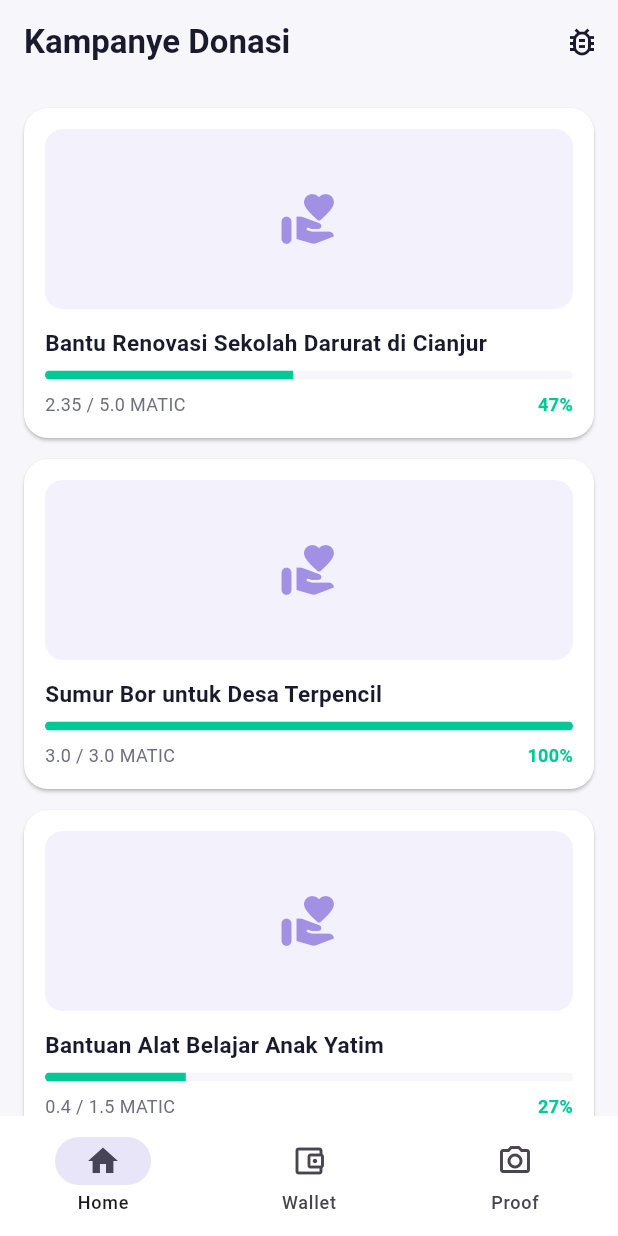
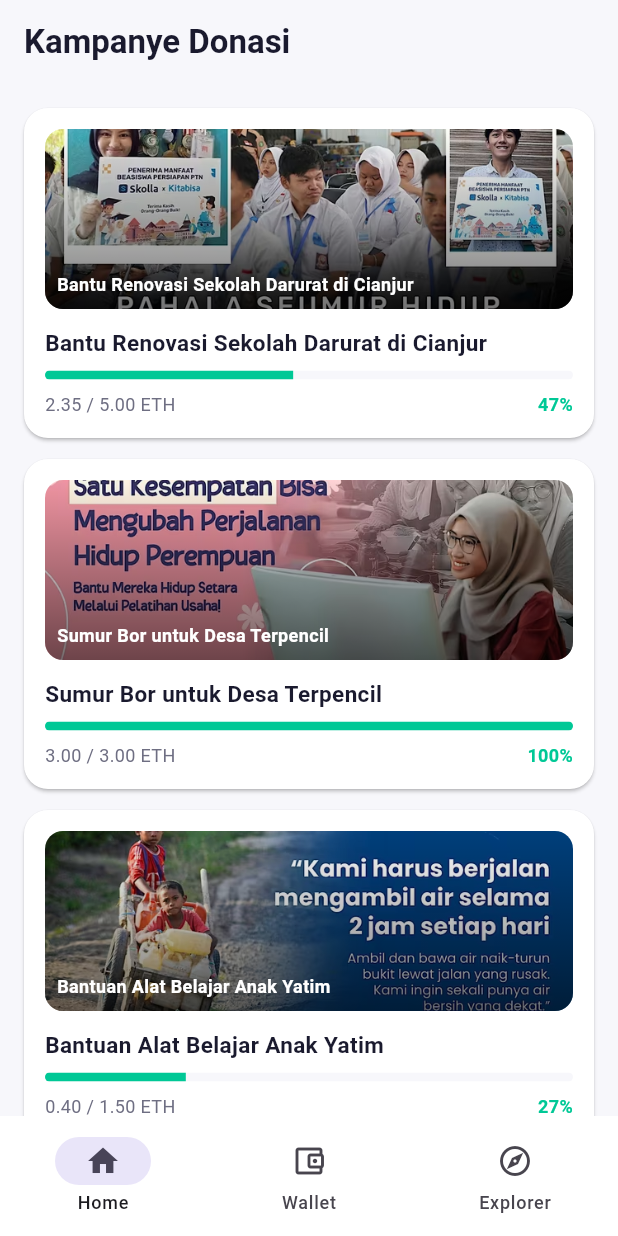
Before and after one commit to JovanVito/decentradonate, a Flutter app: the screen it shows after launch, on a phone screen of 412 x 824 dp. Run offline on Flutter 3.47's test engine with Material 3 defaults, Android fonts, the phone set to English and light mode, and no system bars; our stand-ins replace camera, dartz, flutter_riverpod, flutter_secure_storage, geolocator, go_router and 1 more; missing offline and left inert: bip39, web3dart.

Commit message:
Phase 4A: Explorer tab + 7 enhanced campaigns + transaction history
- Added explorer feature with balance provider and transaction history from blockchain
- Added 7 campaign dummy data with image URLs (assets/images/foto*.png)
- Updated campaign card to display images with gradient overlay and progress percentage
- Added 4th tab (Explorer) to bottom navigation and app router
- Updated app strings and service providers
- Removed debug popup menu from home screen
- Added image package to pubspec.yaml
- Fixed web3dart event query using FilterOptions.events() and contract.event().decodeResults()
- Removed unused imports and fixed deprecated withOpacity warnings

Hardhat local node (chainId=31337, rpcUrl=127.0.0.1:8545) with contract at 0x5FbDB2315678afecb367f032d93F642f64180aa3

```diff
--- a/lib/core/constants/app_strings.dart
+++ b/lib/core/constants/app_strings.dart
@@ -42,6 +42,18 @@ class AppStrings {
   static const gettingLocation = 'Mendapatkan lokasi...';
   static const preparingUpload = 'Menyiapkan unggahan...';
 
+  // Explorer
+  static const explorerTitle = 'Explorer & Saldo';
+  static const walletBalance = 'Saldo Wallet';
+  static const transactionHistory = 'Riwayat Transaksi';
+  static const emptyTransactionTitle = 'Belum Ada Transaksi';
+  static const emptyTransactionSubtitle =
+      'Donasi pertama Anda akan muncul di sini.';
+  static const errorTransactionTitle = 'Gagal Memuat Riwayat';
+  static const addressLabel = 'Alamat';
+  static const walletInfo = 'Ketik wallet untuk melihat saldo';
+  static const explorerBalanceLoading = 'Memuat saldo...';
+
   // Generic states
   static const retry = 'Coba Lagi';
   static const loading = 'Memuat data...';
--- a/lib/core/router/app_router.dart
+++ b/lib/core/router/app_router.dart
@@ -2,6 +2,7 @@ import 'package:go_router/go_router.dart';
 import '../../features/campaign/domain/entities/campaign.dart';
 import '../../features/campaign/presentation/screens/campaign_detail_screen.dart';
 import '../../features/campaign/presentation/screens/home_screen.dart';
+import '../../features/explorer/presentation/screens/explorer_screen.dart';
 import '../../features/proof_of_impact/presentation/screens/upload_proof_screen.dart';
 import '../../features/wallet/presentation/screens/backup_mnemonic_screen.dart';
 import '../../features/wallet/presentation/screens/import_wallet_screen.dart';
@@ -13,8 +14,8 @@ import 'app_shell.dart';
 /// KENAPA go_router (bukan Navigator.push biasa)?
 /// 1. Deep-linking: kalau nanti share link kampanye lewat WhatsApp,
 ///    go_router bisa langsung buka halaman detail yang benar.
-/// 2. StatefulShellRoute menjaga 3 tab utama (Home/Wallet/Proof) punya
-///    bottom nav persisten TANPA kehilangan state saat pindah tab.
+/// 2. StatefulShellRoute menjaga 4 tab utama (Home/Explorer/Wallet/Proof)
+///    punya bottom nav persisten TANPA kehilangan state saat pindah tab.
 /// 3. Type-safe navigation dengan `extra` untuk mengirim object
 ///    (mis. Campaign) antar halaman tanpa refetch.
 final GoRouter appRouter = GoRouter(
@@ -41,14 +42,16 @@ final GoRouter appRouter = GoRouter(
         ]),
         StatefulShellBranch(routes: [
           GoRoute(
+            path: '/explorer',
+            builder: (context, state) => const ExplorerScreen(),
+          ),
+        ]),
+        StatefulShellBranch(routes: [
+          GoRoute(
             path: '/wallet',
             builder: (context, state) => const WalletScreen(),
             routes: [
               GoRoute(
-                // Ditampilkan SEKALI tepat setelah createWallet() sukses.
-                // Mnemonic dikirim lewat `extra` (String), TIDAK PERNAH
-                // disimpan di URL/query param — mencegah kebocoran lewat
-                // deep-link history atau log.
                 path: 'backup',
                 builder: (context, state) => BackupMnemonicScreen(mnemonic: state.extra as String),
               ),
--- a/lib/core/widgets/app_bottom_nav.dart
+++ b/lib/core/widgets/app_bottom_nav.dart
@@ -19,7 +19,7 @@ class AppBottomNav extends StatelessWidget {
       destinations: const [
         NavigationDestination(icon: Icon(Icons.home_outlined), selectedIcon: Icon(Icons.home), label: 'Home'),
         NavigationDestination(icon: Icon(Icons.account_balance_wallet_outlined), selectedIcon: Icon(Icons.account_balance_wallet), label: 'Wallet'),
-        NavigationDestination(icon: Icon(Icons.camera_alt_outlined), selectedIcon: Icon(Icons.camera_alt), label: 'Proof'),
+        NavigationDestination(icon: Icon(Icons.explore_outlined), selectedIcon: Icon(Icons.explore), label: 'Explorer'),
       ],
     );
   }
--- a/lib/features/campaign/domain/entities/campaign.dart
+++ b/lib/features/campaign/domain/entities/campaign.dart
@@ -1,17 +1,11 @@
 /// Entity domain murni — TIDAK tahu apa-apa soal JSON, SQLite, atau blockchain.
-/// Ini representasi "apa itu Campaign" secara konsep, dipakai di seluruh app.
-///
-/// Sengaja plain Dart class (bukan @freezed) di Stage 1 supaya proyek bisa
-/// langsung `flutter run` tanpa build_runner. Model data nyata (dengan
-/// fromJson/fromMap untuk smart contract & sqflite) akan dibuat di Stage 2
-/// sebagai `CampaignModel extends Campaign` di layer data/models.
 class Campaign {
-  final String id; // akan diisi dari on-chain campaign ID (uint256 -> string)
+  final String id;
   final String title;
   final String description;
-  final String organizer; // wallet address pembuat kampanye
-  final double targetAmount; // dalam MATIC
-  final double collectedAmount; // dalam MATIC
+  final String organizer;
+  final double targetAmount;
+  final double collectedAmount;
   final String? imageUrl;
 
   const Campaign({
@@ -48,25 +42,15 @@ class Campaign {
   }
 }
 
-/// Data dummy untuk keperluan demo UI di Stage 1, SEBELUM integrasi
-/// smart contract nyata masuk di Stage 2. Hapus/ganti saat repository
-/// data-layer sudah terhubung ke web3dart.
-///
-/// CATATAN Langkah 2.3: id di sini SENGAJA mulai dari '0' (bukan '1')
-/// supaya selaras dengan indexing array `campaigns` di Solidity yang
-/// juga mulai dari 0. Ini TIDAK berarti otomatis tersinkron dengan
-/// contract asli — kamu tetap harus membuat campaign sungguhan di
-/// contract (lihat blockchain/DEPLOY_GUIDE.md Langkah 7) sebelum
-/// tombol "Donasi Sekarang" di sini benar-benar berhasil on-chain.
 List<Campaign> dummyCampaigns() => const [
       Campaign(
         id: '0',
         title: 'Bantu Renovasi Sekolah Darurat di Cianjur',
-        description:
-            'Dana akan digunakan untuk membeli material bangunan dan upah tukang setempat.',
+        description: 'Dana untuk material bangunan dan upah tukang setempat.',
         organizer: '0xAbC1...9F3d',
         targetAmount: 5,
         collectedAmount: 2.35,
+        imageUrl: 'assets/images/foto1.png',
       ),
       Campaign(
         id: '1',
@@ -75,6 +59,7 @@ List<Campaign> dummyCampaigns() => const [
         organizer: '0x77Ef...11Aa',
         targetAmount: 3,
         collectedAmount: 3,
+        imageUrl: 'assets/images/foto2.png',
       ),
       Campaign(
         id: '2',
@@ -83,5 +68,42 @@ List<Campaign> dummyCampaigns() => const [
         organizer: '0x902C...44Fe',
         targetAmount: 1.5,
         collectedAmount: 0.4,
+        imageUrl: 'assets/images/foto3.png',
+      ),
+      Campaign(
+        id: '3',
+        title: 'Pembangunan Poskesdes Desa Cibitung',
+        description: 'Membangun pos kesehatan desa dengan fasilitas lengkap.',
+        organizer: '0x123A...567B',
+        targetAmount: 10,
+        collectedAmount: 7.5,
+        imageUrl: 'assets/images/foto4.png',
+      ),
+      Campaign(
+        id: '4',
+        title: 'Bantuan Benih Pertanian Petani Lembang',
+        description: 'Pemberian benih unggul untuk meningkatkan hasil panen.',
+        organizer: '0x987C...321D',
+        targetAmount: 7,
+        collectedAmount: 3.2,
+        imageUrl: 'assets/images/foto5.png',
+      ),
+      Campaign(
+        id: '5',
+        title: 'Rumah Ibadah Desa Margahayu',
+        description: 'Pembangunan masjid dengan fasilitas khatam Quran.',
+        organizer: '0xDEF4...567A',
+        targetAmount: 15,
+        collectedAmount: 12.8,
+        imageUrl: 'assets/images/foto6.png',
+      ),
+      Campaign(
+        id: '6',
+        title: 'Bantuan Kuliah Anak Papua',
+        description: 'Biaya pendidikan untuk 20 anak Papua mampu.',
+        organizer: '0xA1B2...C3D4',
+        targetAmount: 8,
+        collectedAmount: 5.1,
+        imageUrl: 'assets/images/foto6.png',
       ),
     ];
--- a/lib/features/campaign/presentation/widgets/campaign_card.dart
+++ b/lib/features/campaign/presentation/widgets/campaign_card.dart
@@ -2,9 +2,6 @@ import 'package:flutter/material.dart';
 import '../../../../core/constants/app_colors.dart';
 import '../../domain/entities/campaign.dart';
 
-/// Kartu kampanye reusable — dipakai di list Home.
-/// Dumb widget: hanya menerima data + callback, tidak tahu soal state
-/// management/provider sama sekali (mudah di-preview & di-test).
 class CampaignCard extends StatelessWidget {
   final Campaign campaign;
   final VoidCallback onTap;
@@ -23,16 +20,7 @@ class CampaignCard extends StatelessWidget {
           child: Column(
             crossAxisAlignment: CrossAxisAlignment.start,
             children: [
-              Container(
-                height: 120,
-                decoration: BoxDecoration(
-                  color: AppColors.primary.withOpacity(0.08),
-                  borderRadius: BorderRadius.circular(12),
-                ),
-                alignment: Alignment.center,
-                child: Icon(Icons.volunteer_activism_rounded,
-                    size: 40, color: AppColors.primary.withOpacity(0.6)),
-              ),
+              _buildImage(context),
               const SizedBox(height: 12),
               Text(
                 campaign.title,
@@ -54,7 +42,7 @@ class CampaignCard extends StatelessWidget {
               Row(
                 mainAxisAlignment: MainAxisAlignment.spaceBetween,
                 children: [
-                  Text('${campaign.collectedAmount} / ${campaign.targetAmount} MATIC',
+                  Text('${campaign.collectedAmount.toStringAsFixed(2)} / ${campaign.targetAmount.toStringAsFixed(2)} ETH',
                       style: const TextStyle(fontSize: 12, color: AppColors.textSecondary)),
                   Text('${(campaign.progressPercent * 100).toStringAsFixed(0)}%',
                       style: const TextStyle(fontSize: 12, fontWeight: FontWeight.w600, color: AppColors.secondary)),
@@ -66,4 +54,49 @@ class CampaignCard extends StatelessWidget {
       ),
     );
   }
+
+  Widget _buildImage(BuildContext context) {
+    if (campaign.imageUrl == null) {
+      return Container(
+        height: 120,
+        decoration: BoxDecoration(
+          color: AppColors.primary.withOpacity(0.08),
+          borderRadius: BorderRadius.circular(12),
+        ),
+        alignment: Alignment.center,
+        child: Icon(Icons.volunteer_activism_rounded, size: 40, color: AppColors.primary.withOpacity(0.6)),
+      );
+    }
+
+    return Container(
+      height: 120,
+      decoration: BoxDecoration(
+        borderRadius: BorderRadius.circular(12),
+        image: DecorationImage(
+          image: AssetImage(campaign.imageUrl!),
+          fit: BoxFit.cover,
+        ),
+      ),
+      child: Container(
+        decoration: BoxDecoration(
+          borderRadius: BorderRadius.circular(12),
+          gradient: LinearGradient(
+            begin: Alignment.topCenter,
+            end: Alignment.bottomCenter,
+            colors: [Colors.transparent, Colors.black54],
+          ),
+        ),
+        alignment: Alignment.bottomLeft,
+        child: Padding(
+          padding: const EdgeInsets.all(8),
+          child: Text(
+            campaign.title,
+            style: const TextStyle(color: Colors.white, fontSize: 12, fontWeight: FontWeight.w600),
+            maxLines: 1,
+            overflow: TextOverflow.ellipsis,
+          ),
+        ),
+      ),
+    );
+  }
 }
--- a/pubspec.yaml
+++ b/pubspec.yaml
@@ -42,6 +42,7 @@ dependencies:
   permission_handler: ^11.3.1
 
   # --- Konektivitas (dipakai dari Stage 1 untuk Error/Empty state) ---
+  image: ^3.0.0
   connectivity_plus: ^6.0.5
 
   # --- Utilities ---
```
Also changed, not shown: lib/core/router/app_shell.dart (+3 -4 lines), lib/features/campaign/presentation/screens/home_screen.dart (+0 -39 lines), lib/features/explorer/data/repositories/transaction_repository_impl.dart (added, +54 -0 lines), lib/features/explorer/domain/entities/transaction_history.dart (added, +16 -0 lines), lib/features/explorer/domain/repositories/transaction_repository.dart (added, +7 -0 lines), lib/features/explorer/presentation/providers/explorer_provider.dart (added, +45 -0 lines), lib/features/explorer/presentation/screens/explorer_screen.dart (added, +131 -0 lines), assets/images/foto1.png (added), assets/images/foto2.png (added), assets/images/foto3.png (added), assets/images/foto4.png (added), assets/images/foto5.png (added), assets/images/foto6.png (added), 1 other file.
